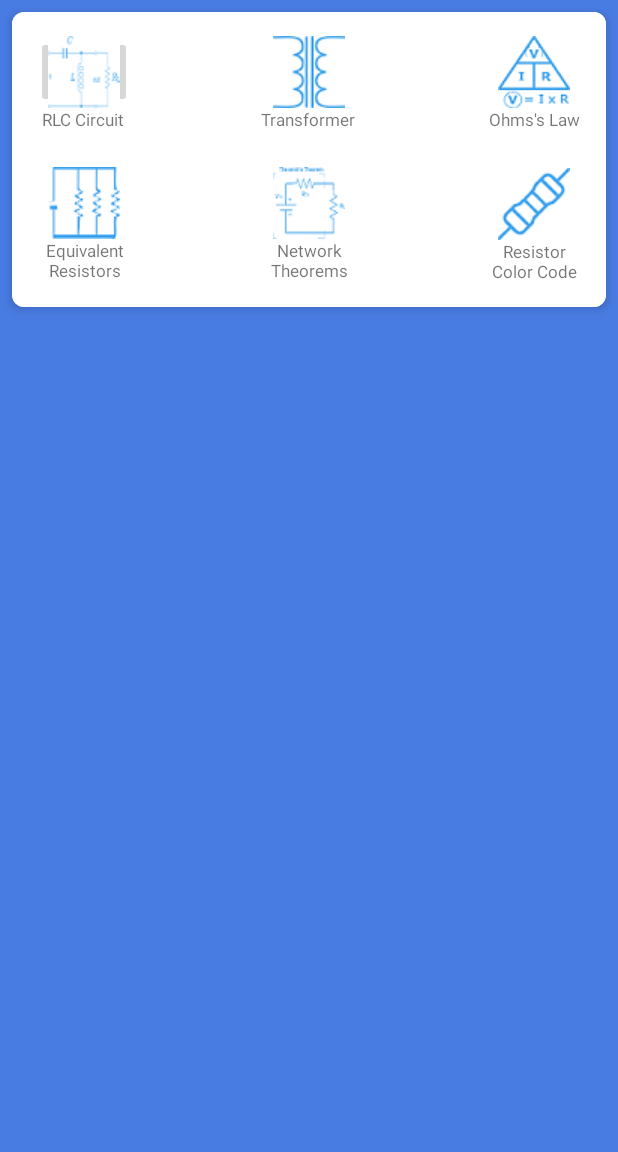
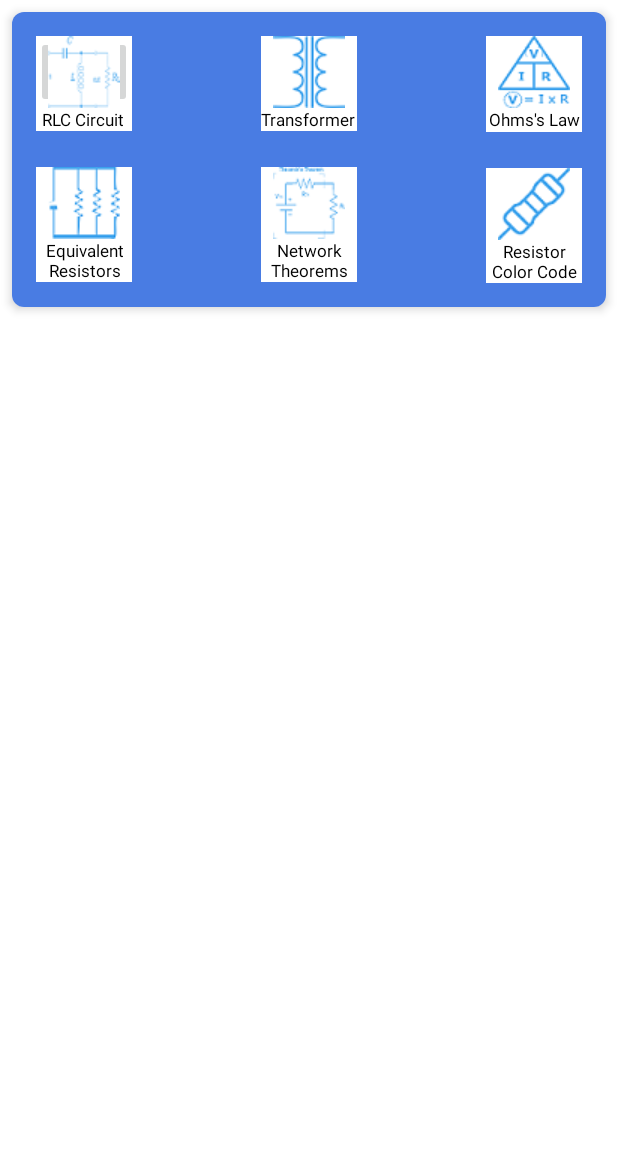
Before and after one commit to Charlyco/CircuitCalcultator, an Android app: the screen it shows after launch (MainActivity), on a phone screen of 412 x 824 dp, the part 84-1236 px from its top. Run offline under Robolectric (Android 15) with nearby library versions, the phone set to English and light mode, and no system bars.

Commit message:
bug fixes

```diff
--- a/app/src/main/java/com/limitless/circuitcalulator/viewModels/TankCircuitViewModel.kt
+++ b/app/src/main/java/com/limitless/circuitcalulator/viewModels/TankCircuitViewModel.kt
@@ -15,7 +15,7 @@ class TankCircuitViewModel (private val application: Application): ViewModel() {
             append(") / ")
             append(capacitance)
             append(") \n\n")
-            append("Capacitance = ${"%.4f".format(inductance)}H")
+            append("Inductance = ${"%.2f".format(inductance)}H")
         }
         return result
     }
--- a/app/src/main/res/layout/fragment_resistor_color_code.xml
+++ b/app/src/main/res/layout/fragment_resistor_color_code.xml
@@ -27,6 +27,7 @@
         android:layout_height="wrap_content"
         android:background="@color/app_color_2"
         app:layout_constraintEnd_toEndOf="parent"
+        app:layout_constraintHorizontal_bias="1.0"
         app:layout_constraintStart_toStartOf="parent"
         app:layout_constraintTop_toBottomOf="@+id/color_code_toolbar">
 
@@ -34,10 +35,10 @@
             android:id="@+id/textView2"
             android:layout_width="213dp"
             android:layout_height="16dp"
-            android:layout_marginStart="16dp"
             android:layout_marginTop="16dp"
             android:text="@string/select_colours"
             android:textColor="@color/black"
+            app:layout_constraintEnd_toEndOf="parent"
             app:layout_constraintStart_toStartOf="parent"
             app:layout_constraintTop_toTopOf="parent" />
 
@@ -148,6 +149,7 @@
         android:paddingTop="@dimen/text_view_top"
         android:paddingEnd="@dimen/text_view_end"
         android:paddingBottom="@dimen/text_view_bottom"
+        android:textColor="@color/black"
         app:layout_constraintBottom_toBottomOf="parent"
         app:layout_constraintEnd_toEndOf="parent"
         app:layout_constraintHorizontal_bias="0.0"
--- a/app/src/main/res/layout/fragment_tank_circut.xml
+++ b/app/src/main/res/layout/fragment_tank_circut.xml
@@ -26,7 +26,7 @@
 
         <androidx.appcompat.widget.Toolbar
             android:id="@+id/tankCctToolbar"
-            android:layout_width="409dp"
+            android:layout_width="0dp"
             android:layout_height="wrap_content"
             android:background="@color/app_color_2"
             android:minHeight="?attr/actionBarSize"
--- a/app/src/main/res/layout/main_screen_fragment.xml
+++ b/app/src/main/res/layout/main_screen_fragment.xml
@@ -4,7 +4,7 @@
     xmlns:tools="http://schemas.android.com/tools"
     android:layout_width="match_parent"
     android:layout_height="match_parent"
-    android:background="@color/app_color_2"
+    android:background="@color/white"
     tools:context=".MainScreenFragment">
 
     <androidx.appcompat.widget.Toolbar
@@ -36,7 +36,7 @@
         <ScrollView
             android:layout_width="match_parent"
             android:layout_height="match_parent"
-            android:background="@color/white"
+            android:background="@color/app_color_2"
             android:paddingBottom="@dimen/card_view_pad_bottom">
 
             <androidx.constraintlayout.widget.ConstraintLayout
@@ -71,6 +71,7 @@
                         android:layout_height="wrap_content"
                         android:text="@string/tank_circuit"
                         android:textAlignment="center"
+                        android:textColor="@color/black"
                         android:textSize="11sp" />
                 </LinearLayout>
 
@@ -101,6 +102,7 @@
                         android:layout_height="wrap_content"
                         android:text="@string/transformer_param"
                         android:textAlignment="center"
+                        android:textColor="@color/black"
                         android:textSize="11sp" />
                 </LinearLayout>
 
@@ -132,6 +134,7 @@
                         android:layout_height="wrap_content"
                         android:text="@string/ohms_law_btn"
                         android:textAlignment="center"
+                        android:textColor="@color/black"
                         android:textSize="11sp" />
                 </LinearLayout>
 
@@ -163,6 +166,7 @@
                         android:layout_height="wrap_content"
                         android:text="@string/color_code_btn"
                         android:textAlignment="center"
+                        android:textColor="@color/black"
                         android:textSize="11sp" />
                 </LinearLayout>
 
@@ -195,6 +199,7 @@
                         android:layout_height="wrap_content"
                         android:text="@string/resistor_arrangement"
                         android:textAlignment="center"
+                        android:textColor="@color/black"
                         android:textSize="11sp" />
                 </LinearLayout>
 
@@ -224,6 +229,7 @@
                         android:layout_height="wrap_content"
                         android:text="@string/network_theorems"
                         android:textAlignment="center"
+                        android:textColor="@color/black"
                         android:textSize="11sp" />
                 </LinearLayout>
 
--- a/app/src/main/res/navigation/main_nav_graph.xml
+++ b/app/src/main/res/navigation/main_nav_graph.xml
@@ -17,19 +17,29 @@
             app:destination="@id/tankCircuitFragment" />
         <action
             android:id="@+id/action_mainScreenFragment_to_transformerFragment"
-            app:destination="@id/transformerFragment" />
+            app:destination="@id/transformerFragment"
+            app:enterAnim="@android:anim/slide_out_right"
+            app:exitAnim="@android:anim/fade_out" />
         <action
             android:id="@+id/action_mainScreenFragment_to_ohmsLawFragment"
-            app:destination="@id/ohmsLawFragment" />
+            app:destination="@id/ohmsLawFragment"
+            app:enterAnim="@android:anim/slide_out_right"
+            app:exitAnim="@android:anim/fade_out" />
         <action
             android:id="@+id/action_mainScreenFragment_to_resistorArrangeFragment"
-            app:destination="@id/resistorArrangeFragment" />
+            app:destination="@id/resistorArrangeFragment"
+            app:enterAnim="@android:anim/slide_out_right"
+            app:exitAnim="@android:anim/fade_out" />
         <action
             android:id="@+id/action_mainScreenFragment_to_resistorColorCodeFragment"
-            app:destination="@id/resistorColorCodeFragment" />
+            app:destination="@id/resistorColorCodeFragment"
+            app:enterAnim="@android:anim/slide_out_right"
+            app:exitAnim="@android:anim/fade_out" />
         <action
             android:id="@+id/action_mainScreenFragment_to_networkTheoremesFragment"
-            app:destination="@id/networkTheoremesFragment" />
+            app:destination="@id/networkTheoremesFragment"
+            app:enterAnim="@android:anim/slide_out_right"
+            app:exitAnim="@android:anim/fade_out" />
     </fragment>
     <fragment
         android:id="@+id/welcomeFragment"
@@ -50,7 +60,11 @@
         android:label="TankCircuitFragment" >
         <action
             android:id="@+id/action_tankCircuitFragment_to_mainScreenFragment"
-            app:destination="@id/mainScreenFragment" />
+            app:destination="@id/mainScreenFragment"
+            app:enterAnim="@anim/nav_default_pop_enter_anim"
+            app:exitAnim="@anim/nav_default_pop_exit_anim"
+            app:popUpTo="@id/tankCircuitFragment"
+            app:popUpToInclusive="true" />
     </fragment>
     <fragment
         android:id="@+id/transformerFragment"
@@ -59,7 +73,11 @@
         tools:layout="@layout/fragment_transformer" >
         <action
             android:id="@+id/action_transformerFragment_to_mainScreenFragment"
-            app:destination="@id/mainScreenFragment" />
+            app:destination="@id/mainScreenFragment"
+            app:enterAnim="@anim/nav_default_pop_enter_anim"
+            app:exitAnim="@anim/nav_default_pop_exit_anim"
+            app:popUpTo="@id/transformerFragment"
+            app:popUpToInclusive="true" />
     </fragment>
     <fragment
         android:id="@+id/ohmsLawFragment"
@@ -68,7 +86,11 @@
         tools:layout="@layout/fragment_ohms_law" >
         <action
             android:id="@+id/action_ohmsLawFragment_to_mainScreenFragment"
-            app:destination="@id/mainScreenFragment" />
+            app:destination="@id/mainScreenFragment"
+            app:enterAnim="@anim/nav_default_pop_enter_anim"
+            app:exitAnim="@anim/nav_default_pop_exit_anim"
+            app:popUpTo="@id/ohmsLawFragment"
+            app:popUpToInclusive="true" />
     </fragment>
     <fragment
         android:id="@+id/resistorArrangeFragment"
@@ -82,7 +104,10 @@
         tools:layout="@layout/fragment_resistor_color_code" >
         <action
             android:id="@+id/action_resistorColorCodeFragment_to_mainScreenFragment"
-            app:destination="@id/mainScreenFragment" />
+            app:destination="@id/mainScreenFragment"
+            app:enterAnim="@anim/nav_default_enter_anim"
+            app:popUpTo="@id/resistorColorCodeFragment"
+            app:popUpToInclusive="true" />
     </fragment>
     <fragment
         android:id="@+id/networkTheoremesFragment"
--- a/app/src/main/res/values-night/themes.xml
+++ b/app/src/main/res/values-night/themes.xml
@@ -1,6 +1,6 @@
 <resources xmlns:tools="http://schemas.android.com/tools">
     <!-- Base application theme. -->
-    <style name="Theme.CircuitCalulator" parent="Theme.MaterialComponents.DayNight.NoActionBar">
+    <style name="Theme.CircuitCalulator" parent="Theme.MaterialComponents.Light.NoActionBar">
         <!-- Primary brand color. -->
         <item name="colorPrimary">@color/app_bg_color</item>
         <item name="colorPrimaryVariant">@color/app_color_2</item>
@@ -10,7 +10,7 @@
         <item name="colorSecondaryVariant">@color/app_color_2</item>
         <item name="colorOnSecondary">@color/app_color_3</item>
         <!-- Status bar color. -->
-        <item name="android:statusBarColor" tools:targetApi="l">?attr/colorPrimaryVariant</item>
+        <item name="android:statusBarColor">?attr/colorPrimaryVariant</item>
         <!-- Customize your theme here. -->
     </style>
 </resources>
--- a/app/src/main/res/values/colors.xml
+++ b/app/src/main/res/values/colors.xml
@@ -1,6 +1,6 @@
 <?xml version="1.0" encoding="utf-8"?>
 <resources>
-    <color name="app_bg_color">#B580F2</color>
+    <color name="app_bg_color">#FDFDFD</color>
     <color name="app_bg_color_var">#497CE3</color>
     <color name="app_blue">#0327DA</color>
     <color name="app_color_5">#3A80F7</color>
--- a/app/src/main/res/values/themes.xml
+++ b/app/src/main/res/values/themes.xml
@@ -1,6 +1,6 @@
 <resources xmlns:tools="http://schemas.android.com/tools">
     <!-- Base application theme. -->
-    <style name="Theme.CircuitCalulator" parent="Theme.AppCompat.Light.NoActionBar">
+    <style name="Theme.CircuitCalulator" parent="Theme.AppCompat.DayNight.NoActionBar">
         <!-- Primary brand color. -->
         <item name="colorPrimary">@color/app_bg_color</item>
         <item name="colorPrimaryVariant">@color/app_color_2</item>
```
Also changed, not shown: app/src/main/java/com/limitless/circuitcalulator/calculations/OhmsLawFragment.kt (+67 -92 lines), app/src/main/res/layout/fragment_ohms_law.xml (+11 -62 lines), app/src/main/res/layout/fragment_transformer.xml (+5 -3 lines).
